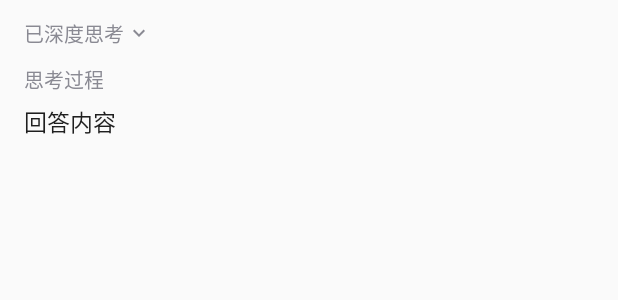
After one commit to HITlittlefox/AiChatStreamDemoXml, an Android app: the layout item_answer.xml on its own in the app's theme, with its tools: preview values and no code run, on a phone screen of 412 x 824 dp. The commit adds this screen. Shown: the top 300 px of the screen. Run offline under Robolectric (Android 15) with nearby library versions, the phone set to English and light mode, and no system bars.

Commit message:
Improve chat message layout and scrolling

```diff
--- a/AiChatStreamDemoXml/app/src/main/java/com/aichatstreamdemoxml/util/AiStreamOutHelper.kt
+++ b/AiChatStreamDemoXml/app/src/main/java/com/aichatstreamdemoxml/util/AiStreamOutHelper.kt
@@ -104,10 +104,7 @@ class AiStreamOutHelper(val owner: LifecycleOwner) : LifecycleEventObserver {
         replyOutBuilder.clear()
         disposable?.dispose()
 
-        //初始化 思考内容
-        reasoningBuilder.append("思考中...")
-
-        reasoningBuilder.append("\n\n")
+        // 等待状态由思考标题展示，正文留空，避免出现重复的“思考中”。
         dto.reasoning_content = reasoningBuilder.toString()
         LogHelper.e("AiHttpRequest", "onInit update dto.reasoning_content=" + dto.reasoning_content)
         handler.post { updateType?.invoke(AiChatStateType.wait) }
--- /dev/null
+++ b/AiChatStreamDemoXml/app/src/main/res/drawable/bg_send_circle.xml
@@ -0,0 +1,5 @@
+<?xml version="1.0" encoding="utf-8"?>
+<shape xmlns:android="http://schemas.android.com/apk/res/android"
+    android:shape="oval">
+    <solid android:color="@color/ai_2f7bff" />
+</shape>
--- /dev/null
+++ b/AiChatStreamDemoXml/app/src/main/res/drawable/ic_expand_more_24.xml
@@ -0,0 +1,10 @@
+<?xml version="1.0" encoding="utf-8"?>
+<vector xmlns:android="http://schemas.android.com/apk/res/android"
+    android:width="24dp"
+    android:height="24dp"
+    android:viewportWidth="24"
+    android:viewportHeight="24">
+    <path
+        android:fillColor="#FF8A8A93"
+        android:pathData="M16.59,8.59L12,13.17 7.41,8.59 6,10l6,6 6,-6z" />
+</vector>
--- /dev/null
+++ b/AiChatStreamDemoXml/app/src/main/res/layout/item_answer.xml
@@ -0,0 +1,70 @@
+<?xml version="1.0" encoding="utf-8"?>
+<layout xmlns:android="http://schemas.android.com/apk/res/android"
+    xmlns:app="http://schemas.android.com/apk/res-auto"
+    xmlns:tools="http://schemas.android.com/tools">
+
+    <data>
+
+    </data>
+
+    <LinearLayout
+        android:layout_width="match_parent"
+        android:layout_height="wrap_content"
+        android:orientation="vertical"
+        android:paddingStart="16dp"
+        android:paddingTop="8dp"
+        android:paddingEnd="16dp"
+        android:paddingBottom="26dp">
+
+        <LinearLayout
+            android:id="@+id/reasoning_header_ll"
+            android:layout_width="wrap_content"
+            android:layout_height="wrap_content"
+            android:background="?attr/selectableItemBackgroundBorderless"
+            android:gravity="center_vertical"
+            android:orientation="horizontal"
+            android:paddingTop="4dp"
+            android:paddingBottom="4dp">
+
+            <TextView
+                android:id="@+id/reasoning_title_tv"
+                android:layout_width="wrap_content"
+                android:layout_height="wrap_content"
+                android:text="已深度思考"
+                android:textColor="@color/ai_reasoning_text"
+                android:textSize="13sp" />
+
+            <ImageView
+                android:id="@+id/reasoning_arrow_iv"
+                android:layout_width="16dp"
+                android:layout_height="16dp"
+                android:layout_marginStart="2dp"
+                android:src="@drawable/ic_expand_more_24" />
+
+        </LinearLayout>
+
+        <TextView
+            android:id="@+id/reasoning_content_tv"
+            android:layout_width="match_parent"
+            android:layout_height="wrap_content"
+            android:lineSpacingExtra="4dp"
+            android:paddingTop="6dp"
+            android:textColor="@color/ai_reasoning_text"
+            android:textSize="13sp"
+            android:visibility="gone"
+            tools:text="思考过程"
+            tools:visibility="visible" />
+
+        <TextView
+            android:id="@+id/reply_content_tv"
+            android:layout_width="match_parent"
+            android:layout_height="wrap_content"
+            android:lineSpacingExtra="6dp"
+            android:paddingTop="6dp"
+            android:textColor="@color/ai_reply_text"
+            android:textIsSelectable="true"
+            android:textSize="15sp"
+            tools:text="回答内容" />
+
+    </LinearLayout>
+</layout>
--- a/AiChatStreamDemoXml/app/src/main/res/values/colors.xml
+++ b/AiChatStreamDemoXml/app/src/main/res/values/colors.xml
@@ -63,4 +63,12 @@
     <color name="ai_adabba">#ADABBA</color>
     <color name="ai_b1cdfc">#B1CDFC</color>
 
+    <!-- 对话页视觉 -->
+    <color name="ai_chat_bg">#FAFAFB</color>
+    <color name="ai_question_bubble">#E9EFFB</color>
+    <color name="ai_reply_text">#1F1F1F</color>
+    <color name="ai_reasoning_text">#8A8A93</color>
+    <color name="ai_input_bg">#F1F3F5</color>
+    <color name="ai_icon_tint">#5F6368</color>
+
 </resources>
```
Also changed, not shown: AiChatStreamDemoXml/app/src/main/java/com/aichatstreamdemoxml/AiChatAdapter.kt (+59 -48 lines), AiChatStreamDemoXml/app/src/main/java/com/aichatstreamdemoxml/AiChatAnswerViewHolder.kt (added, +49 -0 lines), AiChatStreamDemoXml/app/src/main/java/com/aichatstreamdemoxml/AiChatCommonViewHolder.kt (deleted, +0 -42 lines), AiChatStreamDemoXml/app/src/main/java/com/aichatstreamdemoxml/AiChatQuestionViewHolder.kt (added, +15 -0 lines), AiChatStreamDemoXml/app/src/main/java/com/aichatstreamdemoxml/MainActivity.kt (+120 -29 lines), AiChatStreamDemoXml/app/src/main/java/com/aichatstreamdemoxml/dto/AiChatMessageDto.kt (+6 -1 lines), AiChatStreamDemoXml/app/src/main/java/com/aichatstreamdemoxml/util/ViewKtx.kt (+27 -0 lines), AiChatStreamDemoXml/app/src/main/res/drawable/ic_add_24.xml (added, +10 -0 lines), AiChatStreamDemoXml/app/src/main/res/drawable/ic_send_arrow_up.xml (added, +10 -0 lines), AiChatStreamDemoXml/app/src/main/res/layout/activity_main.xml (+50 -47 lines), AiChatStreamDemoXml/app/src/main/res/layout/item_chat_card_view.xml (+11 -7 lines), AiChatStreamDemoXml/app/src/main/res/layout/item_main.xml (deleted, +0 -82 lines), AiChatStreamDemoXml/app/src/main/res/layout/item_question.xml (added, +39 -0 lines).
